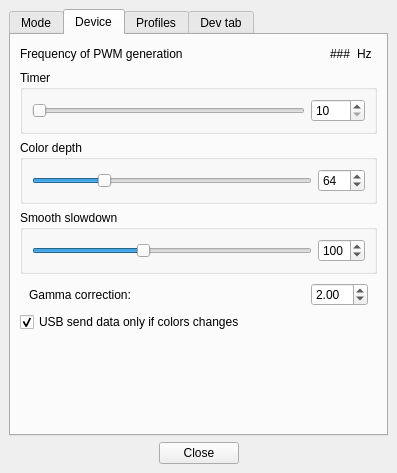
The window that Software/src/mainwindow.ui (Atarity/Lightpack) describes before a commit, drawn with Qt 5.
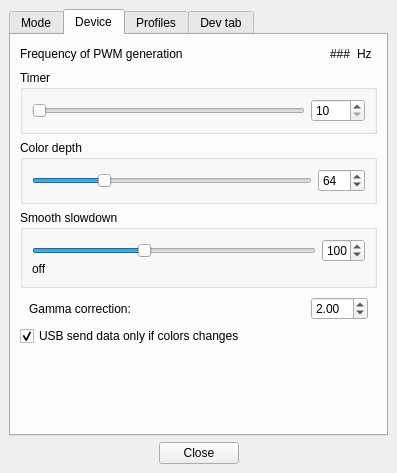
The same window after the commit. The open tabs and pages were chosen to show the change. Icons and pictures are not drawn. Custom widgets are drawn as their Qt base class.

Commit message: Software: GUI elements are arranged. Some translation are fixed. Again.

```diff
--- a/Software/src/mainwindow.ui
+++ b/Software/src/mainwindow.ui
@@ -784,8 +784,17 @@
           <property name="title">
            <string>Smooth slowdown</string>
           </property>
-          <layout class="QHBoxLayout" name="horizontalLayout_7">
-           <item>
+          <layout class="QGridLayout" name="gridLayout_2" rowstretch="0,0,0,0,0,0" columnstretch="0,0,0">
+           <property name="verticalSpacing">
+            <number>0</number>
+           </property>
+           <property name="topMargin">
+            <number>9</number>
+           </property>
+           <property name="bottomMargin">
+            <number>9</number>
+           </property>
+           <item row="0" column="0" rowspan="2" colspan="2">
             <widget class="QSlider" name="horizontalSlider_HW_SmoothSlowdown">
              <property name="minimum">
               <number>0</number>
@@ -804,8 +813,20 @@
              </property>
             </widget>
            </item>
-           <item>
+           <item row="0" column="2" rowspan="2">
             <widget class="QSpinBox" name="spinBox_HW_SmoothSlowdown">
+             <property name="minimumSize">
+              <size>
+               <width>20</width>
+               <height>0</height>
+              </size>
+             </property>
+             <property name="maximumSize">
+              <size>
+               <width>43</width>
+               <height>16777215</height>
+              </size>
+             </property>
              <property name="minimum">
               <number>0</number>
              </property>
@@ -817,6 +838,16 @@
              </property>
             </widget>
            </item>
+           <item row="2" column="0">
+            <widget class="QLabel" name="label_3">
+             <property name="styleSheet">
+              <string notr="true"/>
+             </property>
+             <property name="text">
+              <string>off</string>
+             </property>
+            </widget>
+           </item>
           </layout>
          </widget>
         </item>
```
Left out of the diff: 40 changed lines with no effect on the pictures. The commit also changes 2 other files.
